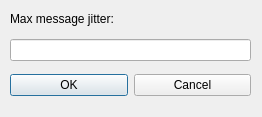
PavelVdovin/AFDX_Designer, file AFDX_GUI/ui/JmaxDialog.ui: the form before one commit.
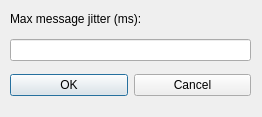
The form after the commit.

What changed in the file:
```diff
--- a/AFDX_GUI/ui/JmaxDialog.ui
+++ b/AFDX_GUI/ui/JmaxDialog.ui
@@ -47,7 +47,7 @@
        </sizepolicy>
       </property>
       <property name="text">
-       <string>Max message jitter:</string>
+       <string>Max message jitter (ms):</string>
       </property>
      </widget>
     </item>
```
